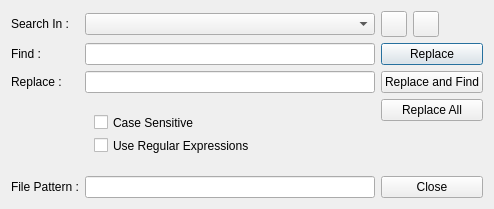
This is main/advancedsearchdialog.ui in PonyEdit/PonyEdit as Qt 5 draws it before an edit. The edited form follows.
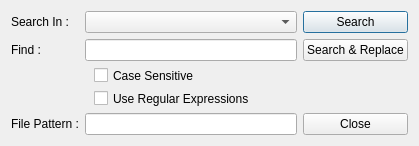
This is the edited form. Icons and pictures are not drawn.

Commit message:
Start of functional search results pane. Still needs a custom drawing delegate, bugfixing, and tidying up.
(oh god why did split views turn out to be a deep rabbit hole?)

```diff
--- a/main/advancedsearchdialog.ui
+++ b/main/advancedsearchdialog.ui
@@ -9,8 +9,8 @@
    <rect>
     <x>0</x>
     <y>0</y>
-    <width>494</width>
-    <height>209</height>
+    <width>419</width>
+    <height>145</height>
    </rect>
   </property>
   <property name="windowTitle">
@@ -40,17 +40,38 @@
    <item row="2" column="1">
     <widget class="QLineEdit" name="find"/>
    </item>
-   <item row="3" column="0">
-    <widget class="QLabel" name="label_3">
+   <item row="6" column="1">
+    <widget class="QLineEdit" name="filePattern"/>
+   </item>
+   <item row="6" column="0">
+    <widget class="QLabel" name="label_4">
      <property name="text">
-      <string>Replace :</string>
+      <string>File Pattern :</string>
      </property>
     </widget>
    </item>
-   <item row="3" column="1">
-    <widget class="QLineEdit" name="replace"/>
+   <item row="0" column="2">
+    <widget class="QPushButton" name="searchButton">
+     <property name="text">
+      <string>Search</string>
+     </property>
+    </widget>
    </item>
-   <item row="4" column="1" rowspan="2">
+   <item row="2" column="2">
+    <widget class="QPushButton" name="searchReplaceButton">
+     <property name="text">
+      <string>Search &amp;&amp; Replace</string>
+     </property>
+    </widget>
+   </item>
+   <item row="6" column="2">
+    <widget class="QPushButton" name="closeButton">
+     <property name="text">
+      <string>Close</string>
+     </property>
+    </widget>
+   </item>
+   <item row="4" column="1">
     <widget class="QWidget" name="widget" native="true">
      <property name="maximumSize">
       <size>
@@ -66,115 +87,25 @@
        <number>0</number>
       </property>
       <property name="spacing">
-       <number>-1</number>
+       <number>6</number>
       </property>
-      <item row="0" column="0">
-       <widget class="QCheckBox" name="caseSensitive">
-        <property name="text">
-         <string>Case Sensitive</string>
-        </property>
-       </widget>
-      </item>
-      <item row="1" column="0">
+      <item row="2" column="0">
        <widget class="QCheckBox" name="regularExpressions">
         <property name="text">
          <string>Use Regular Expressions</string>
         </property>
        </widget>
       </item>
+      <item row="1" column="0">
+       <widget class="QCheckBox" name="caseSensitive">
+        <property name="text">
+         <string>Case Sensitive</string>
+        </property>
+       </widget>
+      </item>
      </layout>
     </widget>
    </item>
-   <item row="6" column="1">
-    <widget class="QLineEdit" name="filePattern"/>
-   </item>
-   <item row="6" column="0">
-    <widget class="QLabel" name="label_4">
-     <property name="text">
-      <string>File Pattern :</string>
-     </property>
-    </widget>
-   </item>
-   <item row="2" column="2" colspan="3">
-    <widget class="QPushButton" name="replaceButton">
-     <property name="text">
-      <string>Replace</string>
-     </property>
-    </widget>
-   </item>
-   <item row="3" column="2" colspan="3">
-    <widget class="QPushButton" name="replaceFindButton">
-     <property name="text">
-      <string>Replace and Find</string>
-     </property>
-    </widget>
-   </item>
-   <item row="4" column="2" colspan="3">
-    <widget class="QPushButton" name="replaceAllButton">
-     <property name="text">
-      <string>Replace All</string>
-     </property>
-    </widget>
-   </item>
-   <item row="0" column="2">
-    <widget class="QPushButton" name="previousButton">
-     <property name="sizePolicy">
-      <sizepolicy hsizetype="Fixed" vsizetype="Fixed">
-       <horstretch>0</horstretch>
-       <verstretch>0</verstretch>
-      </sizepolicy>
-     </property>
-     <property name="minimumSize">
-      <size>
-       <width>26</width>
-       <height>26</height>
-      </size>
-     </property>
-     <property name="maximumSize">
-      <size>
-       <width>26</width>
-       <height>26</height>
-      </size>
-     </property>
-     <property name="text">
-      <string/>
-     </property>
-     <property name="icon">
-      <iconset resource="../resources.qrc">
-       <normaloff>:/icons/previous.png</normaloff>:/icons/previous.png</iconset>
-     </property>
-    </widget>
-   </item>
-   <item row="0" column="3">
-    <widget class="QPushButton" name="nextButton">
-     <property name="minimumSize">
-      <size>
-       <width>26</width>
-       <height>26</height>
-      </size>
-     </property>
-     <property name="maximumSize">
-      <size>
-       <width>26</width>
-       <height>26</height>
-      </size>
-     </property>
-     <property name="text">
-      <string/>
-     </property>
-     <property name="icon">
-      <iconset resource="../resources.qrc">
-       <normaloff>:/icons/next.png</normaloff>:/icons/next.png</iconset>
-     </property>
-    </widget>
-   </item>
-   <item row="6" column="2" colspan="3">
-    <widget class="QPushButton" name="closeButton">
-     <property name="text">
-      <string>Close</string>
-     </property>
-    </widget>
-   </item>
   </layout>
  </widget>
  <resources>
```
Left out of the diff: 4 changed lines with no effect on the pictures. The commit also changes 11 other files.
